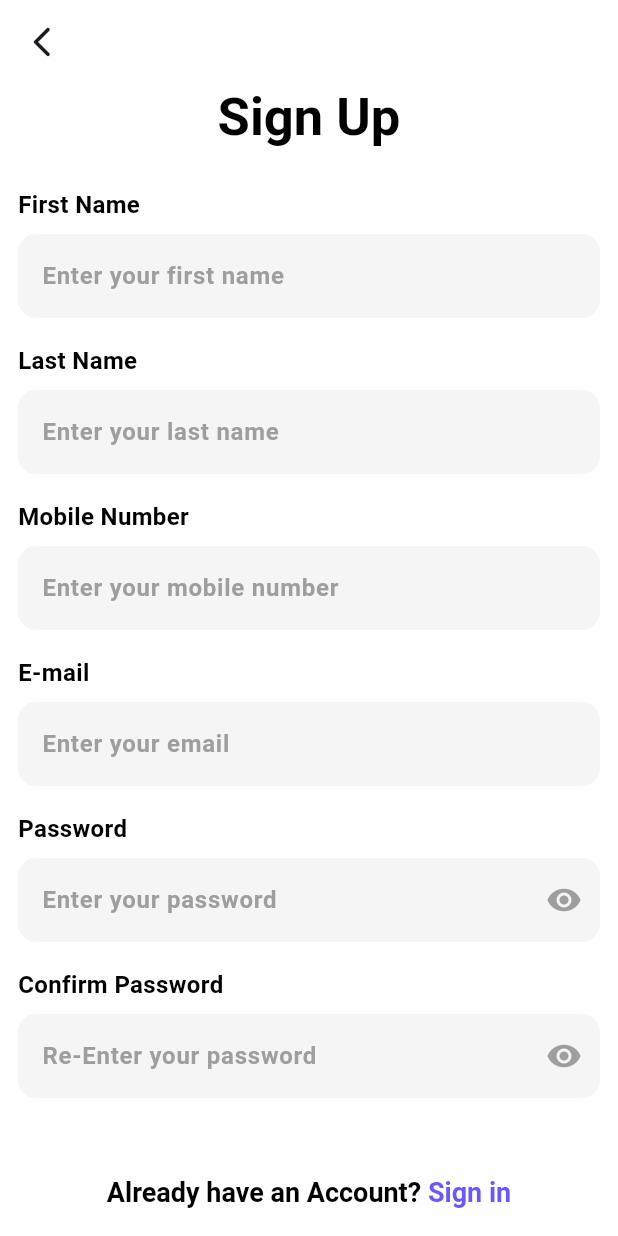
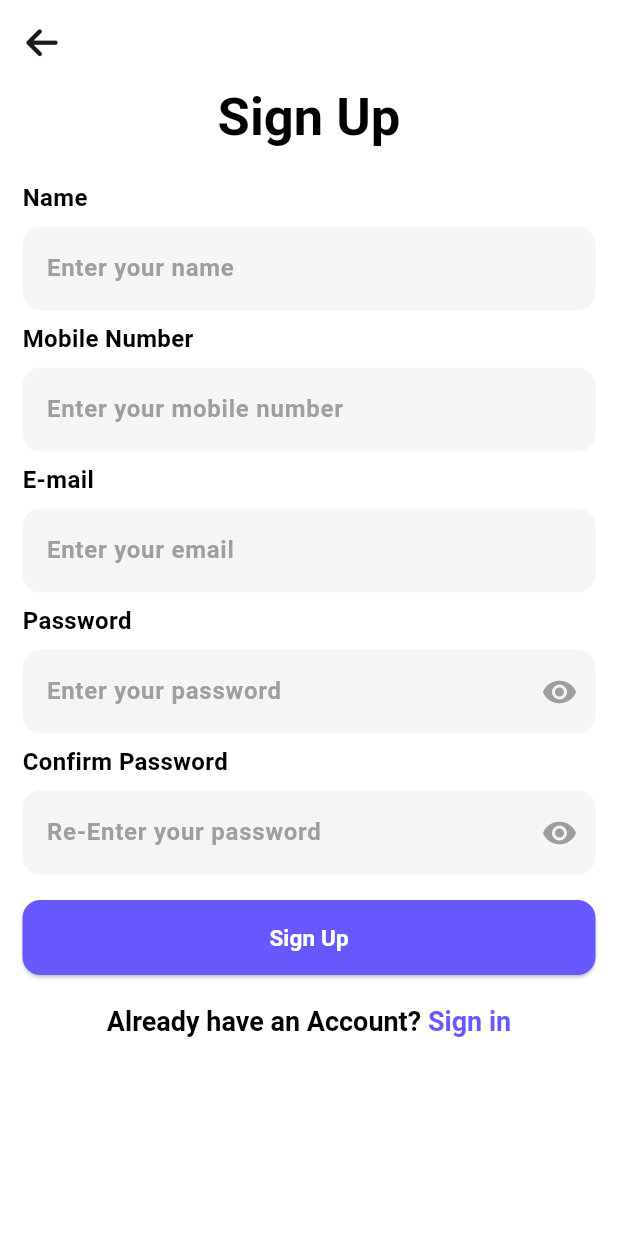
Before and after one commit to safwanpulisseri/door-care-user, a Flutter app: the SignUpPage screen opened directly, on a phone screen of 412 x 824 dp. Run offline on Flutter 3.47's test engine with Material 3 defaults, Android fonts, the phone set to English and light mode, and no system bars; our stand-ins replace dio, equatable, flutter_bloc, flutter_svg, font_awesome_flutter, pinput; network calls fail.

Commit message:
feat(auth, ui): complete user authentication and create UI widgets
- Implemented user authentication using the backend.
- Created reusable widgets for different screens to ensure a concise and readable UI.

```diff
--- a/lib/app_view.dart
+++ b/lib/app_view.dart
@@ -1,3 +1,4 @@
+import 'package:door_care/view/feature/auth/page/sign_up_page.dart';
 import 'package:door_care/view/feature/onboarding/page/splash_page.dart';
 import 'package:door_care/view/theme/app_theme.dart';
 import 'package:flutter/material.dart';
@@ -10,7 +11,7 @@ class MyAppView extends StatelessWidget {
     return MaterialApp(
       debugShowCheckedModeBanner: false,
       theme: AppTheme.theme,
-      home: const SplashPage(),
+      home: const SignUpPage(),
     );
   }
 }
--- a/lib/bloc/auth_bloc/auth_event.dart
+++ b/lib/bloc/auth_bloc/auth_event.dart
@@ -18,10 +18,16 @@ final class EmailSignInAuthEvent extends AuthEvent {
 }
 
 final class AccountCreateAuthEvent extends AuthEvent {
+  final String name;
+  final String mobile;
   final String email;
   final String password;
+  final String confirmPassword;
 
   const AccountCreateAuthEvent({
+    required this.name,
+    required this.mobile,
+    required this.confirmPassword,
     required this.email,
     required this.password,
   });
--- a/lib/bloc/auth_bloc/auth_state.dart
+++ b/lib/bloc/auth_bloc/auth_state.dart
@@ -7,10 +7,14 @@ sealed class AuthState extends Equatable {
   List<Object> get props => [];
 }
 
-final class AuthInitial extends AuthState {}
+final class AuthInitialState extends AuthState {}
 
-final class AuthLoading extends AuthState {}
+final class AuthLoadingState extends AuthState {}
 
-final class AuthSuccess extends AuthState {}
+final class AuthSuccessState extends AuthState {
+  final UserModel userModel;
 
-final class AuthFail extends AuthState {}
+  const AuthSuccessState({required this.userModel});
+}
+
+final class AuthFailState extends AuthState {}
--- /dev/null
+++ b/lib/data/model/user_model.dart
@@ -0,0 +1,98 @@
+// ignore_for_file: public_member_api_docs, sort_constructors_first
+import 'dart:convert';
+import 'dart:developer';
+
+class UserModel {
+  String id;
+  String name;
+  String email;
+  String mobile;
+  String profileImg;
+  bool isBlocked;
+  UserModel({
+    required this.id,
+    required this.name,
+    required this.email,
+    required this.mobile,
+    required this.profileImg,
+    required this.isBlocked,
+  });
+
+  UserModel copyWith({
+    String? id,
+    String? name,
+    String? email,
+    String? mobile,
+    String? profileImg,
+    bool? isBlocked,
+  }) {
+    return UserModel(
+      id: id ?? this.id,
+      name: name ?? this.name,
+      email: email ?? this.email,
+      mobile: mobile ?? this.mobile,
+      profileImg: profileImg ?? this.profileImg,
+      isBlocked: isBlocked ?? this.isBlocked,
+    );
+  }
+
+  Map<String, dynamic> toMap() {
+    return <String, dynamic>{
+      'id': id,
+      'name': name,
+      'email': email,
+      'mobile': mobile,
+      'profileImg': profileImg,
+      'isBlocked': isBlocked,
+    };
+  }
+
+  factory UserModel.fromMap(Map<String, dynamic> map) {
+    log(map.length.toString());
+    map.forEach(
+      (key, value) {
+        log("key -> $key value -> $value");
+      },
+    );
+    return UserModel(
+      id: map['_id'] as String,
+      name: map['name'] as String,
+      email: map['email'] as String,
+      mobile: map['mobile'] as String,
+      profileImg: map['profile_img'] as String,
+      isBlocked: map['isBlocked'] as bool,
+    );
+  }
+
+  String toJson() => json.encode(toMap());
+
+  factory UserModel.fromJson(String source) =>
+      UserModel.fromMap(json.decode(source) as Map<String, dynamic>);
+
+  @override
+  String toString() {
+    return 'UserModel(id: $id, name: $name, email: $email, mobile: $mobile, profileImg: $profileImg, isBlocked: $isBlocked)';
+  }
+
+  @override
+  bool operator ==(covariant UserModel other) {
+    if (identical(this, other)) return true;
+
+    return other.id == id &&
+        other.name == name &&
+        other.email == email &&
+        other.mobile == mobile &&
+        other.profileImg == profileImg &&
+        other.isBlocked == isBlocked;
+  }
+
+  @override
+  int get hashCode {
+    return id.hashCode ^
+        name.hashCode ^
+        email.hashCode ^
+        mobile.hashCode ^
+        profileImg.hashCode ^
+        isBlocked.hashCode;
+  }
+}
--- a/lib/main.dart
+++ b/lib/main.dart
@@ -1,8 +1,7 @@
+import 'package:door_care/app.dart';
 import 'package:flutter/material.dart';
-
-import 'app_view.dart';
 
 main() {
   WidgetsFlutterBinding.ensureInitialized();
-  runApp(const MyAppView());
+  runApp(const MyApp());
 }
--- a/lib/view/feature/auth/page/sign_up_page.dart
+++ b/lib/view/feature/auth/page/sign_up_page.dart
@@ -1,7 +1,14 @@
+import 'dart:developer';
+import 'package:door_care/bloc/auth_bloc/auth_bloc.dart';
 import 'package:door_care/view/feature/auth/page/verification_code.dart';
+import 'package:door_care/view/feature/auth/util/auth_util.dart';
+import 'package:door_care/view/feature/auth/widget/loading_dialog.dart';
+import 'package:door_care/view/widget/appbar_widget.dart';
+import 'package:door_care/view/widget/padding_widget.dart';
 import 'package:flutter/material.dart';
+import 'package:flutter_bloc/flutter_bloc.dart';
 import '../../../theme/color/app_color.dart';
-import '../../onboarding/widget/custom_elevated_button.dart';
+import '../widget/auth_button.dart';
 import '../widget/auth_text_formfield.dart';
 
 class SignUpPage extends StatefulWidget {
@@ -12,29 +19,39 @@ class SignUpPage extends StatefulWidget {
 }
 
 class _SignUpPageState extends State<SignUpPage> {
-  final TextEditingController firstNameController = TextEditingController();
-  final TextEditingController secondNameController = TextEditingController();
-  final TextEditingController mobileController = TextEditingController();
-  final TextEditingController emailController = TextEditingController();
-  final TextEditingController passwordController = TextEditingController();
-  final TextEditingController confirmPasswordController =
+  final TextEditingController _nameController = TextEditingController();
+  final TextEditingController _mobileController = TextEditingController();
+  final TextEditingController _emailController = TextEditingController();
+  final TextEditingController _passwordController = TextEditingController();
+  final TextEditingController _confirmPasswordController =
       TextEditingController();
   final GlobalKey<FormState> formKey = GlobalKey<FormState>();
+
+  @override
+  void dispose() {
+    super.dispose();
+    _nameController.dispose();
+    _mobileController.dispose();
+    _emailController.dispose();
+    _passwordController.dispose();
+    _confirmPasswordController.dispose();
+  }
+
   @override
   Widget build(BuildContext context) {
-    return Scaffold(
-      appBar: AppBar(
-        leading: IconButton(
-          icon: const Icon(Icons.arrow_back_ios_new_rounded),
-          onPressed: () {
-            Navigator.pop(context);
+    return BlocListener<AuthBloc, AuthState>(
+      listener: (context, state) {
+        if (state is AuthLoadingState) {
+          log("Loading");
+          LoadingDialog.show(context);
+        }
       },
-        ),
-        backgroundColor: AppColor.background,
-      ),
+      child: Scaffold(
+        appBar: const AppBarSingle(),
         body: SafeArea(
           child: Form(
             key: formKey,
+            child: PaddingWidget(
               child: ListView(
                 children: [
                   Text(
@@ -47,115 +64,58 @@ class _SignUpPageState extends State<SignUpPage> {
                     textAlign: TextAlign.center,
                   ),
                   const SizedBox(height: 20),
-              Padding(
-                padding:
-                    const EdgeInsets.symmetric(horizontal: 12.0, vertical: 5),
-                child: AuthTextFormField(
-                  controller: firstNameController,
-                  labelText: 'First Name',
-                  hintText: 'Enter your first name',
-                  validator: (value) {
-                    if (value == null || value.isEmpty) {
-                      return 'Please enter your first name';
-                    }
-                    return null;
-                  },
+                  AuthTextFormField(
+                    controller: _nameController,
+                    labelText: 'Name',
+                    hintText: 'Enter your name',
+                    validator: validateName,
                   ),
-              ),
-              Padding(
-                padding:
-                    const EdgeInsets.symmetric(horizontal: 12.0, vertical: 5),
-                child: AuthTextFormField(
-                  controller: secondNameController,
-                  labelText: 'Last Name',
-                  hintText: 'Enter your last name',
-                  validator: (value) {
-                    if (value == null || value.isEmpty) {
-                      return 'Please enter your last name';
-                    }
-                    return null;
-                  },
-                ),
-              ),
-              Padding(
-                padding:
-                    const EdgeInsets.symmetric(horizontal: 12.0, vertical: 5),
-                child: AuthTextFormField(
-                  controller: mobileController,
+                  AuthTextFormField(
+                    controller: _mobileController,
                     textInputType: TextInputType.number,
                     labelText: 'Mobile Number',
                     hintText: 'Enter your mobile number',
-                  validator: (value) {
-                    if (value == null || value.isEmpty) {
-                      return 'Please enter your mobile number';
-                    } else if (!RegExp(r'^\d{10}$').hasMatch(value)) {
-                      return 'Please enter a valid 10-digit mobile number';
-                    }
-                    return null;
-                  },
+                    validator: validateMobileNumber,
                   ),
-              ),
-              Padding(
-                padding:
-                    const EdgeInsets.symmetric(horizontal: 12.0, vertical: 5),
-                child: AuthTextFormField(
-                  controller: emailController,
+                  AuthTextFormField(
+                    controller: _emailController,
                     labelText: 'E-mail',
                     hintText: 'Enter your email',
                     textInputType: TextInputType.emailAddress,
-                  validator: (value) {
-                    if (value == null || value.isEmpty) {
-                      return 'Please enter your email';
-                    } else if (!RegExp(r'^[^@]+@[^@]+\.[^@]+')
-                        .hasMatch(value)) {
-                      return 'Please enter a valid email address';
-                    }
-                    return null;
-                  },
+                    validator: validateEmail,
                   ),
-              ),
-              Padding(
-                padding:
-                    const EdgeInsets.symmetric(horizontal: 12.0, vertical: 5),
-                child: AuthTextFormField(
-                  controller: passwordController,
+                  AuthTextFormField(
+                    controller: _passwordController,
                     labelText: 'Password',
                     hintText: 'Enter your password',
-                  obscureText: true, // Hide the password
-                  validator: (value) {
-                    if (value == null || value.isEmpty) {
-                      return 'Please enter your password';
-                    } else if (value.length < 6) {
-                      return 'Password must be at least 6 characters long';
-                    }
-                    return null;
-                  },
+                    obscureText: true,
+                    validator: validatePassword,
                     showPasswordToggle: true,
                   ),
-              ),
-              Padding(
-                padding:
-                    const EdgeInsets.symmetric(horizontal: 12.0, vertical: 5),
-                child: AuthTextFormField(
-                  controller: confirmPasswordController,
+                  AuthTextFormField(
+                    controller: _confirmPasswordController,
                     labelText: 'Confirm Password',
                     hintText: 'Re-Enter your password',
-                  obscureText: true, // Hide the password with ****
-                  validator: (value) {
-                    if (value == null || value.isEmpty) {
-                      return 'Please confirm your password';
-                    } else if (value != passwordController.text) {
-                      return 'Passwords do not match';
-                    }
-                    return null;
-                  },
+                    obscureText: true,
+                    validator: (value) => validateConfirmPassword(
+                        value, _passwordController.text),
                     showPasswordToggle: true,
                   ),
+                  const SizedBox(
+                    height: 10,
                   ),
-              Padding(
-                padding: const EdgeInsets.all(20),
-                child: CustomElevatedButton(
-                  onPressed: () {
+                  AuthButton(
+                    buttonText: "Sign Up",
+                    navigationTitle: 'Already have an Account? ',
+                    navigationSubtitle: 'Sign in',
+                    buttonCallback: () {
+                      context.read<AuthBloc>().add(AccountCreateAuthEvent(
+                            name: _nameController.text,
+                            mobile: _mobileController.text,
+                            confirmPassword: _confirmPasswordController.text,
+                            email: _emailController.text,
+                            password: _passwordController.text,
+                          ));
                       if (formKey.currentState!.validate()) {
                         Navigator.push(
                           context,
@@ -165,47 +125,16 @@ class _SignUpPageState extends State<SignUpPage> {
                         );
                       }
                     },
-                  text: 'Sign Up',
-                  backgroundColor: AppColor.primary,
-                  textColor: AppColor.background,
-                  fontSize: 18,
-                  width: double.infinity,
-                  height: 50,
+                    textCallback: () {
+                      Navigator.pop(context);
+                    },
                   ),
-              ),
-              GestureDetector(
-                onTap: () {
-                  Navigator.push(
-                    context,
-                    MaterialPageRoute(
-                      builder: (ctx) => const OtpVerificationPage(),
-                    ),
-                  );
-                },
-                child: Row(
-                  mainAxisAlignment: MainAxisAlignment.center,
-                  children: [
-                    Text(
-                      'Already have an Account? ',
-                      style:
-                          Theme.of(context).textTheme.headlineLarge?.copyWith(
-                                color: AppColor.secondary,
-                                fontSize: 18,
-                              ),
-                    ),
-                    Text(
-                      'Sign in',
-                      style:
-                          Theme.of(context).textTheme.headlineLarge?.copyWith(
-                                color: AppColor.primary,
-                                fontSize: 18,
-                              ),
+                  const SizedBox(
+                    height: 10,
                   ),
                 ],
               ),
             ),
-              const SizedBox(height: 20),
-            ],
           ),
         ),
       ),
--- a/lib/view/feature/auth/widget/auth_button.dart
+++ b/lib/view/feature/auth/widget/auth_button.dart
@@ -1,5 +1,4 @@
 import 'package:flutter/material.dart';
-
 import '../../../theme/color/app_color.dart';
 
 class AuthButton extends StatelessWidget {
--- a/lib/view/feature/onboarding/page/onboarding_page.dart
+++ b/lib/view/feature/onboarding/page/onboarding_page.dart
@@ -1,4 +1,3 @@
-
 import 'package:door_care/bloc/onboarding_bloc/onboarding_bloc.dart';
 import 'package:door_care/view/feature/onboarding/widget/onboarding_content_widget.dart';
 import 'package:flutter/material.dart';
--- /dev/null
+++ b/lib/view/widget/appbar_widget.dart
@@ -0,0 +1,22 @@
+import 'package:flutter/material.dart';
+import 'package:font_awesome_flutter/font_awesome_flutter.dart';
+
+class AppBarSingle extends StatelessWidget implements PreferredSizeWidget {
+  const AppBarSingle({
+    super.key,
+  });
+
+  @override
+  Widget build(BuildContext context) {
+    return AppBar(
+      leading: IconButton(
+          onPressed: () {
+            Navigator.pop(context);
+          },
+          icon: const FaIcon(FontAwesomeIcons.arrowLeft)),
+    );
+  }
+
+  @override
+  Size get preferredSize => const Size.fromHeight(kToolbarHeight);
+}
--- a/pubspec.yaml
+++ b/pubspec.yaml
@@ -19,6 +19,7 @@ dependencies:
   equatable: ^2.0.5
   pinput: ^5.0.0
   font_awesome_flutter: ^10.7.0
+  dio: ^5.4.3+1
 
 
 dev_dependencies:
```
Also changed, not shown: lib/app.dart (+9 -2 lines), lib/bloc/auth_bloc/auth_bloc.dart (+25 -7 lines), lib/data/data_provider/auth_data.dart (added, +48 -0 lines), lib/data/model/onboarding_model.dart (+5 -2 lines), lib/data/repository/auth_repo.dart (added, +34 -0 lines), lib/view/feature/auth/page/sign_in_page.dart (+27 -31 lines), lib/view/feature/auth/page/verification_code.dart (+26 -20 lines), lib/view/feature/auth/util/auth_util.dart (+42 -0 lines), pubspec.lock. Lines whose indentation alone changed are shown as unchanged.
